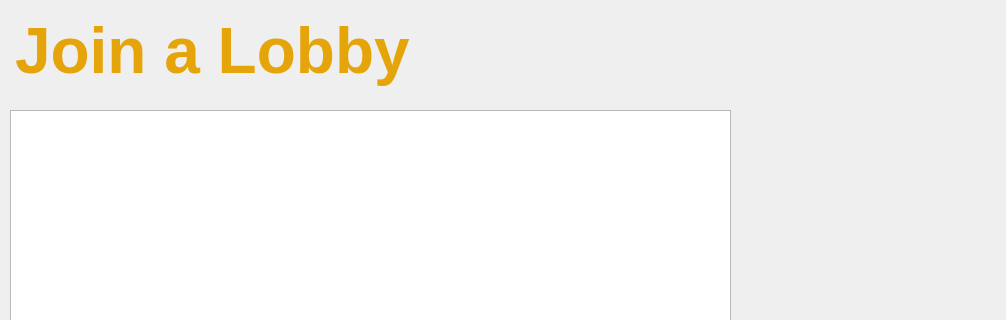
This is client/Lobby/joinlobby.ui in mateozorzi/practice-sdd as Qt 5 draws it before an edit; both pictures show x 0 to 1006 and y 0 to 320 of the 1006 by 727 pixel window. The edited form follows.
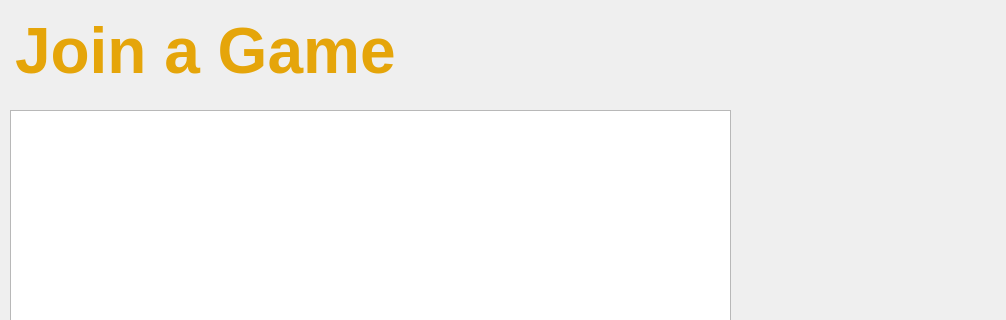
This is the edited form. Icons and pictures are not drawn.

Diff of the .ui file:
```diff
--- a/client/Lobby/joinlobby.ui
+++ b/client/Lobby/joinlobby.ui
@@ -115,7 +115,7 @@
 li.unchecked::marker { content: &quot;\2610&quot;; }
 li.checked::marker { content: &quot;\2612&quot;; }
 &lt;/style&gt;&lt;/head&gt;&lt;body style=&quot; font-family:'Ubuntu Sans'; font-size:11pt; font-weight:400; font-style:normal;&quot;&gt;
-&lt;p style=&quot; margin-top:0px; margin-bottom:0px; margin-left:0px; margin-right:0px; -qt-block-indent:0; text-indent:0px;&quot;&gt;&lt;span style=&quot; font-size:48pt; font-weight:700; color:#e5a50a;&quot;&gt;Join a Lobby&lt;/span&gt;&lt;/p&gt;&lt;/body&gt;&lt;/html&gt;</string>
+&lt;p style=&quot; margin-top:0px; margin-bottom:0px; margin-left:0px; margin-right:0px; -qt-block-indent:0; text-indent:0px;&quot;&gt;&lt;span style=&quot; font-size:48pt; font-weight:700; color:#e5a50a;&quot;&gt;Join a Game&lt;/span&gt;&lt;/p&gt;&lt;/body&gt;&lt;/html&gt;</string>
     </property>
    </widget>
   </widget>
```
